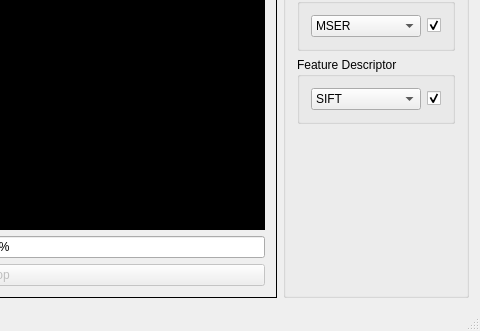
Before: the Qt Designer form mainwindow.ui in Anexon/PDEC, drawn with Qt 5; both pictures show x 293 to 773 and y 168 to 499 of the 773 by 499 pixel window.
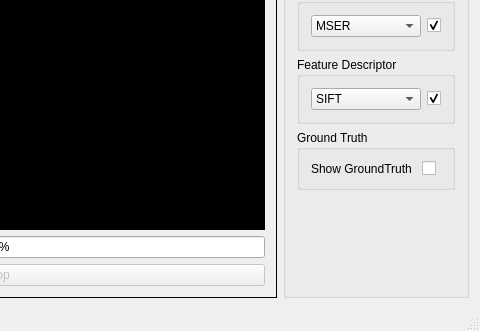
After: the same form once the commit is applied.

Commit message: Init groundTruth show

Patch:
```diff
--- a/mainwindow.ui
+++ b/mainwindow.ui
@@ -158,6 +158,32 @@
          </layout>
         </widget>
        </item>
+       <item>
+        <widget class="QGroupBox" name="showGroundTruthBox">
+         <property name="title">
+          <string>Ground Truth</string>
+         </property>
+         <layout class="QHBoxLayout" name="horizontalLayout_5">
+          <item>
+           <widget class="QLabel" name="showGroundTruthLable">
+            <property name="text">
+             <string>Show GroundTruth </string>
+            </property>
+           </widget>
+          </item>
+          <item>
+           <widget class="QCheckBox" name="showGroundTruthCheck">
+            <property name="text">
+             <string/>
+            </property>
+            <property name="checkable">
+             <bool>true</bool>
+            </property>
+           </widget>
+          </item>
+         </layout>
+        </widget>
+       </item>
        <item>
         <spacer name="verticalSpacer">
          <property name="orientation">
```
Left out of the diff: 6 changed lines with no effect on the pictures. The commit also changes 6 other files.
